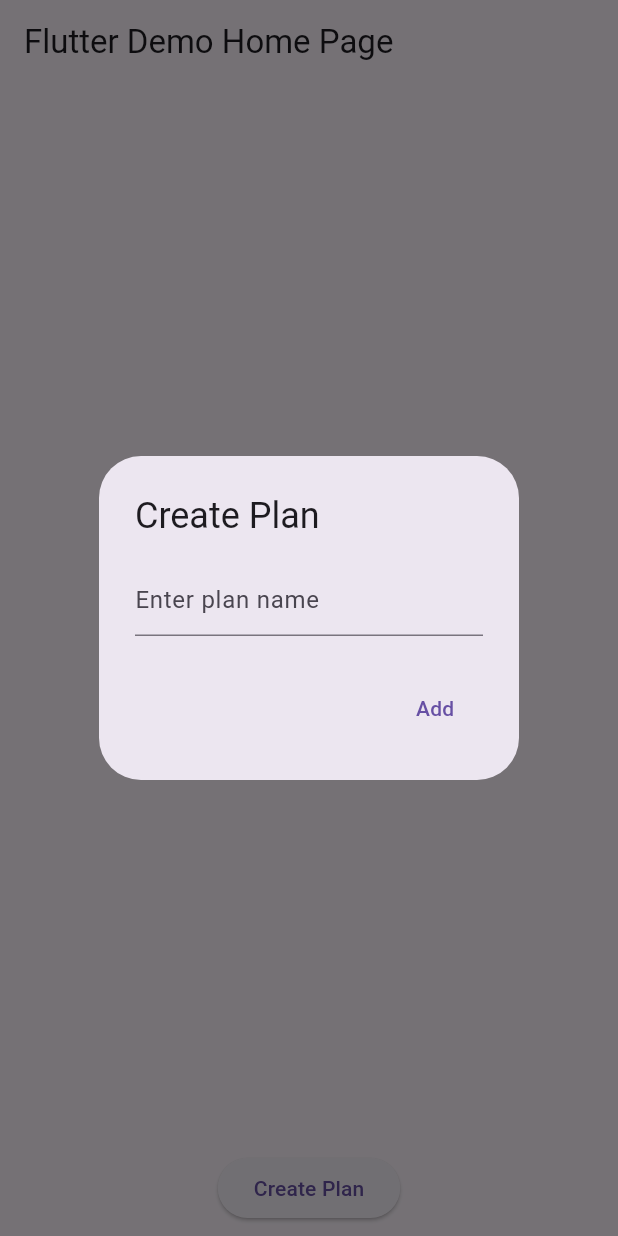
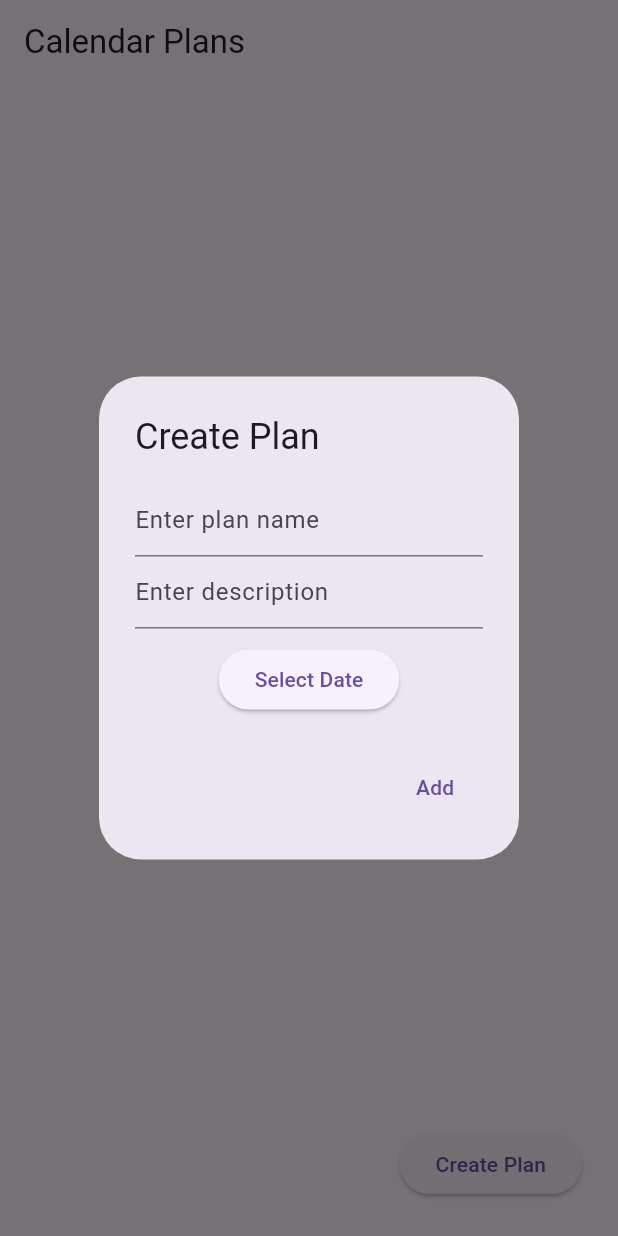
Before and after one commit to JuanSanchez12/TravelListApp, a Flutter app: the screen it shows after launch, after a tap on "Create Plan", on a phone screen of 412 x 824 dp. Run offline on Flutter 3.47's test engine with Material 3 defaults, Android fonts, the phone set to English and light mode, and no system bars.

Commit message:
Added interactive calendar with categorized plans and comments

```diff
--- a/lib/main.dart
+++ b/lib/main.dart
@@ -1,4 +1,5 @@
 import 'package:flutter/material.dart';
+import 'package:intl/intl.dart';
 
 void main() {
   runApp(const MyApp());
@@ -9,24 +10,26 @@
   @override
   Widget build(BuildContext context) {
     return MaterialApp(
-      title: 'Adoption & Travel Plans',
+      title: 'Interactive Calendar',
       theme: ThemeData(
         primarySwatch: Colors.blue,
       ),
-      home: const PlanHomePage(title: 'Flutter Demo Home Page'),
+      home: const PlanHomePage(title: 'Calendar Plans'),
     );
   }
 }
 
 class Plan {
   String name;
+  String description;
+  DateTime date;
   bool isCompleted;
 
-  Plan({required this.name, this.isCompleted = false});
+  Plan({required this.name, required this.description, required this.date, this.isCompleted = false});
 }
 
 class PlanHomePage extends StatefulWidget {
-  final dynamic title;
+  final String title;
 
   const PlanHomePage({super.key, required this.title});
   @override
@@ -34,25 +37,56 @@
 }
 
 class _PlanHomePageState extends State<PlanHomePage> {
-  List<Plan> plans = [];
+  Map<DateTime, List<Plan>> plansByDate = {};
 
+  // Function to add a new plan with name, description, and selected date
   void addPlan() {
-    TextEditingController controller = TextEditingController();
+    TextEditingController nameController = TextEditingController();
+    TextEditingController descController = TextEditingController();
+    DateTime selectedDate = DateTime.now();
+
     showDialog(
       context: context,
       builder: (context) {
         return AlertDialog(
           title: Text('Create Plan'),
-          content: TextField(
-            controller: controller,
+          content: Column(
+            mainAxisSize: MainAxisSize.min,
+            children: [
+              TextField(
+                controller: nameController,
                 decoration: InputDecoration(hintText: 'Enter plan name'),
+              ),
+              TextField(
+                controller: descController,
+                decoration: InputDecoration(hintText: 'Enter description'),
+              ),
+              SizedBox(height: 10),
+              ElevatedButton(
+                onPressed: () async {
+                  DateTime? picked = await showDatePicker(
+                    context: context,
+                    initialDate: selectedDate,
+                    firstDate: DateTime(2000),
+                    lastDate: DateTime(2101),
+                  );
+                  if (picked != null) {
+                    selectedDate = picked;
+                  }
+                },
+                child: Text('Select Date'),
+              ),
+            ],
           ),
           actions: [
             TextButton(
               onPressed: () {
-                if (controller.text.isNotEmpty) {
+                if (nameController.text.isNotEmpty && descController.text.isNotEmpty) {
                   setState(() {
-                    plans.add(Plan(name: controller.text));
+                    plansByDate.putIfAbsent(selectedDate, () => []);
+                    plansByDate[selectedDate]!.add(
+                      Plan(name: nameController.text, description: descController.text, date: selectedDate),
+                    );
                   });
                 }
                 Navigator.pop(context);
@@ -65,25 +99,36 @@
     );
   }
 
-  void updatePlan(int index) {
-    TextEditingController controller = TextEditingController(text: plans[index].name);
+  // Function to update an existing plan
+  void updatePlan(DateTime date, int index) {
+    TextEditingController nameController = TextEditingController(text: plansByDate[date]![index].name);
+    TextEditingController descController = TextEditingController(text: plansByDate[date]![index].description);
+
     showDialog(
       context: context,
       builder: (context) {
         return AlertDialog(
           title: Text('Update Plan'),
-          content: TextField(
-            controller: controller,
+          content: Column(
+            mainAxisSize: MainAxisSize.min,
+            children: [
+              TextField(
+                controller: nameController,
                 decoration: InputDecoration(hintText: 'Enter new plan name'),
+              ),
+              TextField(
+                controller: descController,
+                decoration: InputDecoration(hintText: 'Enter new description'),
+              ),
+            ],
           ),
           actions: [
             TextButton(
               onPressed: () {
-                if (controller.text.isNotEmpty) {
                 setState(() {
-                    plans[index].name = controller.text;
+                  plansByDate[date]![index].name = nameController.text;
+                  plansByDate[date]![index].description = descController.text;
                 });
-                }
                 Navigator.pop(context);
               },
               child: Text('Update'),
@@ -94,88 +139,60 @@
     );
   }
 
-  void completePlan(int index) {
-    setState(() {
-      plans[index].isCompleted = !plans[index].isCompleted;
-    });
-  }
-
-  void removePlan(int index) {
-    setState(() {
-      plans.removeAt(index);
-    });
-  }
-
   @override
   Widget build(BuildContext context) {
     return Scaffold(
       appBar: AppBar(
         title: Text(widget.title),
       ),
-      body: Column(
-        children: [
-          Expanded(
-            child: PlanList(
-              plans: plans,
-              onUpdate: updatePlan,
-              onComplete: completePlan,
-              onRemove: removePlan,
+      body: ListView(
+        children: plansByDate.keys.map((date) {
+          return ExpansionTile(
+            title: Text(DateFormat('yMMMMd').format(date)),
+            children: plansByDate[date]!.asMap().entries.map((entry) {
+              int index = entry.key;
+              Plan plan = entry.value;
+              Color itemColor = plan.isCompleted ? Colors.green : Colors.red;
+              return GestureDetector(
+                onLongPress: () => updatePlan(date, index), // Long press to update a plan
+                onDoubleTap: () { // Double tap to delete a plan
+                  setState(() {
+                    plansByDate[date]!.removeAt(index);
+                    if (plansByDate[date]!.isEmpty) {
+                      plansByDate.remove(date);
+                    }
+                  });
+                },
+                child: Card(
+                  color: itemColor,
+                  child: Dismissible(
+                    key: Key('$date-$index'),
+                    direction: DismissDirection.horizontal,
+                    confirmDismiss: (direction) async {
+                      setState(() {
+                        plan.isCompleted = !plan.isCompleted;
+                      });
+                      return false;
+                    },
+                    child: ListTile(
+                      title: Text(plan.name),
+                      subtitle: Text(plan.description),
+                      trailing: Icon(Icons.calendar_today),
                     ),
                   ),
-          Padding(
+                ),
+              );
+            }).toList(),
+          );
+        }).toList(),
+      ),
+      floatingActionButton: Padding(
         padding: const EdgeInsets.all(8.0),
         child: ElevatedButton(
           onPressed: addPlan,
           child: Text('Create Plan'),
         ),
-          )
-        ],
       ),
     );
   }
 }
-
-class PlanList extends StatelessWidget {
-  final List<Plan> plans;
-  final Function(int) onUpdate;
-  final Function(int) onComplete;
-  final Function(int) onRemove;
-
-  const PlanList({
-    required this.plans,
-    required this.onUpdate,
-    required this.onComplete,
-    required this.onRemove,
-    Key? key,
-  }) : super(key: key);
-
-  @override
-  Widget build(BuildContext context) {
-    return ListView.builder(
-      itemCount: plans.length,
-      itemBuilder: (context, index) {
-        Color itemColor = plans[index].isCompleted ? Colors.green : Colors.red;
-        return GestureDetector(
-          onLongPress: () => onUpdate(index),
-          onDoubleTap: () => onRemove(index),
-          child: Card(
-            color: itemColor,
-            child: Dismissible(
-              key: Key(index.toString()),
-              direction: DismissDirection.horizontal,
-              confirmDismiss: (direction) async {
-                onComplete(index);
-                return false;
-              },
-              child: ListTile(
-                title: Text(plans[index].name),
-                subtitle: Text(plans[index].isCompleted ? 'Completed' : 'Pending'),
-                trailing: Icon(Icons.calendar_today),
-              ),
-            ),
-          ),
-        );
-      },
-    );
-  }
-}
--- a/pubspec.yaml
+++ b/pubspec.yaml
@@ -34,6 +34,7 @@ dependencies:
   # The following adds the Cupertino Icons font to your application.
   # Use with the CupertinoIcons class for iOS style icons.
   cupertino_icons: ^1.0.8
+  intl: ^0.20.2
 
 dev_dependencies:
   flutter_test:
```
Also changed, not shown: pubspec.lock. Lines whose indentation alone changed are shown as unchanged.
